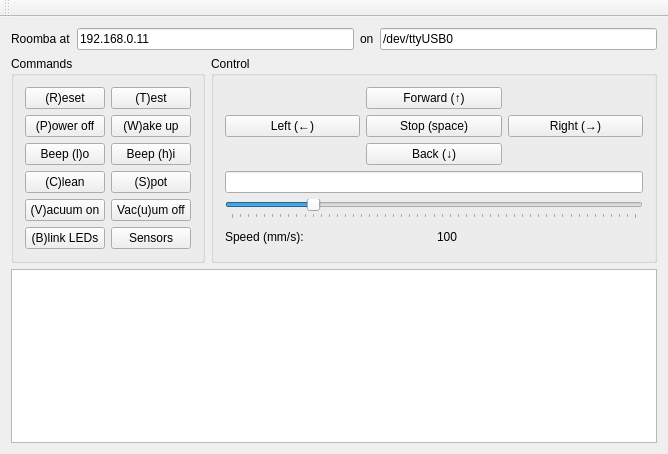
The window that n810roomba/ui/mainwindow.ui (parabolala/n810-roomba) describes before a commit, drawn with Qt 5.
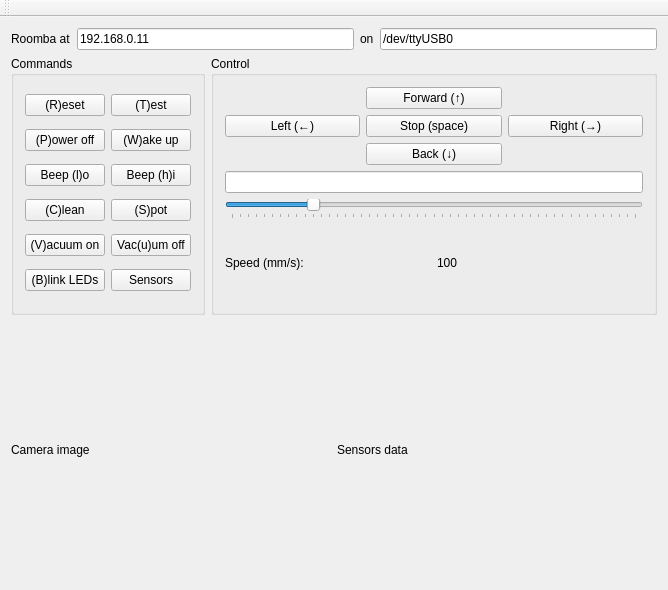
The same window after the commit.

Patch:
```diff
--- a/n810roomba/ui/mainwindow.ui
+++ b/n810roomba/ui/mainwindow.ui
@@ -7,7 +7,7 @@
     <x>0</x>
     <y>0</y>
     <width>668</width>
-    <height>454</height>
+    <height>590</height>
    </rect>
   </property>
   <property name="windowTitle">
@@ -236,7 +236,28 @@
      </layout>
     </item>
     <item>
-     <widget class="QTextEdit" name="log_text"/>
+     <layout class="QHBoxLayout" name="horizontalLayout">
+      <item>
+       <widget class="QLabel" name="image_label">
+        <property name="minimumSize">
+         <size>
+          <width>320</width>
+          <height>240</height>
+         </size>
+        </property>
+        <property name="text">
+         <string>Camera image</string>
+        </property>
+       </widget>
+      </item>
+      <item>
+       <widget class="QLabel" name="sensors_text">
+        <property name="text">
+         <string>Sensors data</string>
+        </property>
+       </widget>
+      </item>
+     </layout>
     </item>
    </layout>
   </widget>
```
